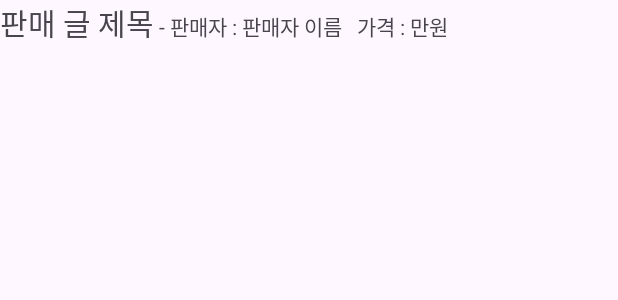
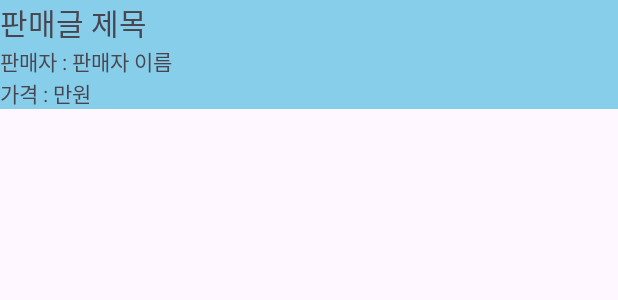
Before and after one commit to songhm7/HighLevelMobile, an Android app: the layout sell_list.xml on its own in the app's theme, with its tools: preview values and no code run, on a phone screen of 412 x 824 dp. Shown: the top 300 px of the screen. Run offline under Robolectric (Android 15) with nearby library versions, the phone set to English and light mode, and no system bars.

Commit message:
리사이클러뷰 아이템의 background Color를 통해 판매여부를 구별할 수 있게끔 변경

```diff
--- a/app/src/main/java/com/example/mobile/DetailActivity.kt
+++ b/app/src/main/java/com/example/mobile/DetailActivity.kt
@@ -62,7 +62,6 @@ class DetailActivity : AppCompatActivity() {
             finish()
         }
         fixButton.setOnClickListener{
-            // 글 작성자와 현재 인증자 이메일이 일치할때만 글을 수정할수 있게 하는 기능 넣을 예정
             if(Firebase.auth.currentUser?.email == sellerEmail){
                 var intent = Intent(this, WriteActivity::class.java).apply {
                     this.putExtra("itemid",itemId)
--- a/app/src/main/res/layout/activity_main.xml
+++ b/app/src/main/res/layout/activity_main.xml
@@ -162,7 +162,8 @@
         android:layout_width="81dp"
         android:layout_height="36dp"
         android:layout_marginEnd="4dp"
-        android:text="판매중"
+        android:text="판매여부"
+        android:textSize="13dp"
         app:layout_constraintEnd_toStartOf="@+id/IDtxt"
         app:layout_constraintTop_toTopOf="parent" />
 
--- a/app/src/main/res/layout/sell_list.xml
+++ b/app/src/main/res/layout/sell_list.xml
@@ -1,5 +1,8 @@
 <?xml version="1.0" encoding="utf-8"?>
-<androidx.appcompat.widget.LinearLayoutCompat xmlns:android="http://schemas.android.com/apk/res/android"
+<androidx.appcompat.widget.LinearLayoutCompat
+    xmlns:android="http://schemas.android.com/apk/res/android"
+    android:background="#87CEEB"
+    android:orientation="vertical"
     android:layout_width="match_parent"
     android:layout_height="wrap_content">
 
@@ -7,18 +10,18 @@
         android:id="@+id/sell"
         android:layout_width="wrap_content"
         android:layout_height="wrap_content"
-        android:text="판매 글 제목"
+        android:text="판매글 제목"
         android:textSize="20dp" />
 
     <TextView
         android:id="@+id/sellerName"
         android:layout_width="wrap_content"
         android:layout_height="wrap_content"
-        android:text=" - 판매자 : 판매자 이름" />
+        android:text="판매자 : 판매자 이름" />
 
     <TextView
         android:id="@+id/price"
         android:layout_width="wrap_content"
         android:layout_height="wrap_content"
-        android:text="   가격 : 만원" />
+        android:text="가격 : 만원" />
 </androidx.appcompat.widget.LinearLayoutCompat>
```
Also changed, not shown: app/src/main/java/com/example/mobile/CustomAdapter.kt (+3 -13 lines).
